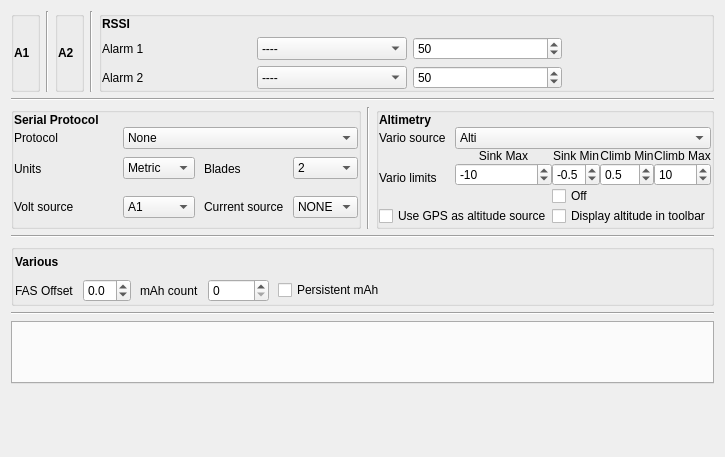
Above: companion/src/modeledit/telemetry.ui from opentx/opentx before the change. Below: the same form after it.
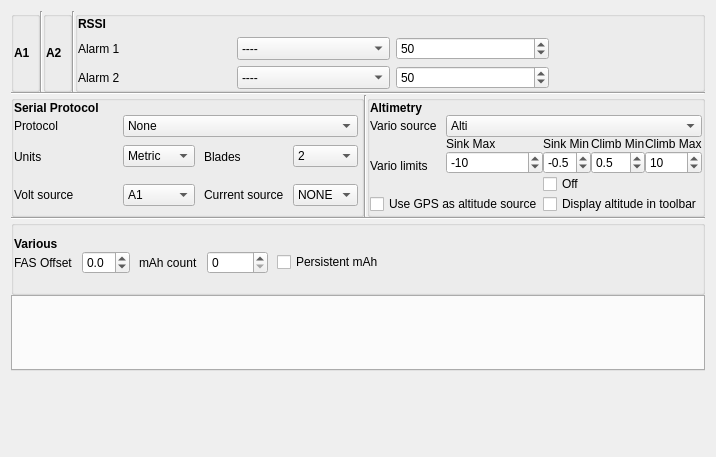
That is the form after the change.

Commit message: Tightened up the layout of the Telemetry tab of model edit. It is the widest one, so it is setting the mninimum width for all tabs. Important to keep it tight.

Patch:
```diff
--- a/companion/src/modeledit/telemetry.ui
+++ b/companion/src/modeledit/telemetry.ui
@@ -13,7 +13,10 @@
   <property name="windowTitle">
    <string>Form</string>
   </property>
-  <layout class="QVBoxLayout" name="verticalLayout" stretch="0,0,0,0,0,0,0,0">
+  <layout class="QVBoxLayout" name="verticalLayout" stretch="0,0,0,0,0,0,0">
+   <property name="spacing">
+    <number>0</number>
+   </property>
    <item>
     <layout class="QHBoxLayout" name="horizontalLayout_14" stretch="0,0,0,0,0">
      <property name="sizeConstraint">
@@ -347,6 +350,9 @@
    </item>
    <item>
     <layout class="QHBoxLayout" name="horizontalLayout_13" stretch="1,0,1">
+     <property name="spacing">
+      <number>0</number>
+     </property>
      <property name="sizeConstraint">
       <enum>QLayout::SetMinimumSize</enum>
      </property>
@@ -376,6 +382,9 @@
         </property>
         <item>
          <layout class="QGridLayout" name="gridLayout_34" columnstretch="0,1,1,1">
+          <property name="rightMargin">
+           <number>3</number>
+          </property>
           <property name="horizontalSpacing">
            <number>9</number>
           </property>
@@ -690,7 +699,7 @@
                <string>Sink Max</string>
               </property>
               <property name="alignment">
-               <set>Qt::AlignCenter</set>
+               <set>Qt::AlignLeading|Qt::AlignLeft|Qt::AlignVCenter</set>
               </property>
              </widget>
             </item>
@@ -813,7 +822,7 @@
                <string>Climb Max</string>
               </property>
               <property name="alignment">
-               <set>Qt::AlignCenter</set>
+               <set>Qt::AlignLeading|Qt::AlignLeft|Qt::AlignVCenter</set>
               </property>
              </widget>
             </item>
@@ -829,7 +838,7 @@
                <string>Sink Min</string>
               </property>
               <property name="alignment">
-               <set>Qt::AlignCenter</set>
+               <set>Qt::AlignLeading|Qt::AlignLeft|Qt::AlignVCenter</set>
               </property>
              </widget>
             </item>
@@ -845,7 +854,7 @@
                <string>Climb Min</string>
               </property>
               <property name="alignment">
-               <set>Qt::AlignCenter</set>
+               <set>Qt::AlignLeading|Qt::AlignLeft|Qt::AlignVCenter</set>
               </property>
              </widget>
             </item>
@@ -932,16 +941,16 @@
      </property>
      <layout class="QGridLayout" name="gridLayout_6">
       <property name="leftMargin">
-       <number>1</number>
+       <number>0</number>
       </property>
       <property name="topMargin">
-       <number>1</number>
+       <number>0</number>
       </property>
       <property name="rightMargin">
-       <number>1</number>
+       <number>0</number>
       </property>
       <property name="bottomMargin">
-       <number>1</number>
+       <number>6</number>
       </property>
       <property name="spacing">
        <number>0</number>
@@ -952,7 +961,7 @@
          <number>9</number>
         </property>
         <property name="verticalSpacing">
-         <number>6</number>
+         <number>0</number>
         </property>
         <item row="1" column="2">
          <widget class="QLabel" name="mahCount_label">
@@ -1031,6 +1040,12 @@
         </item>
         <item row="0" column="0">
          <widget class="QLabel" name="label_3">
+          <property name="sizePolicy">
+           <sizepolicy hsizetype="Fixed" vsizetype="Fixed">
+            <horstretch>0</horstretch>
+            <verstretch>0</verstretch>
+           </sizepolicy>
+          </property>
           <property name="font">
            <font>
             <weight>75</weight>
@@ -1047,13 +1062,6 @@
      </layout>
     </widget>
    </item>
-   <item>
-    <widget class="Line" name="line_6">
-     <property name="orientation">
-      <enum>Qt::Horizontal</enum>
-     </property>
-    </widget>
-   </item>
    <item>
     <widget class="QTabWidget" name="customScreens">
      <property name="sizePolicy">
```
The commit also changes 1 other file.
